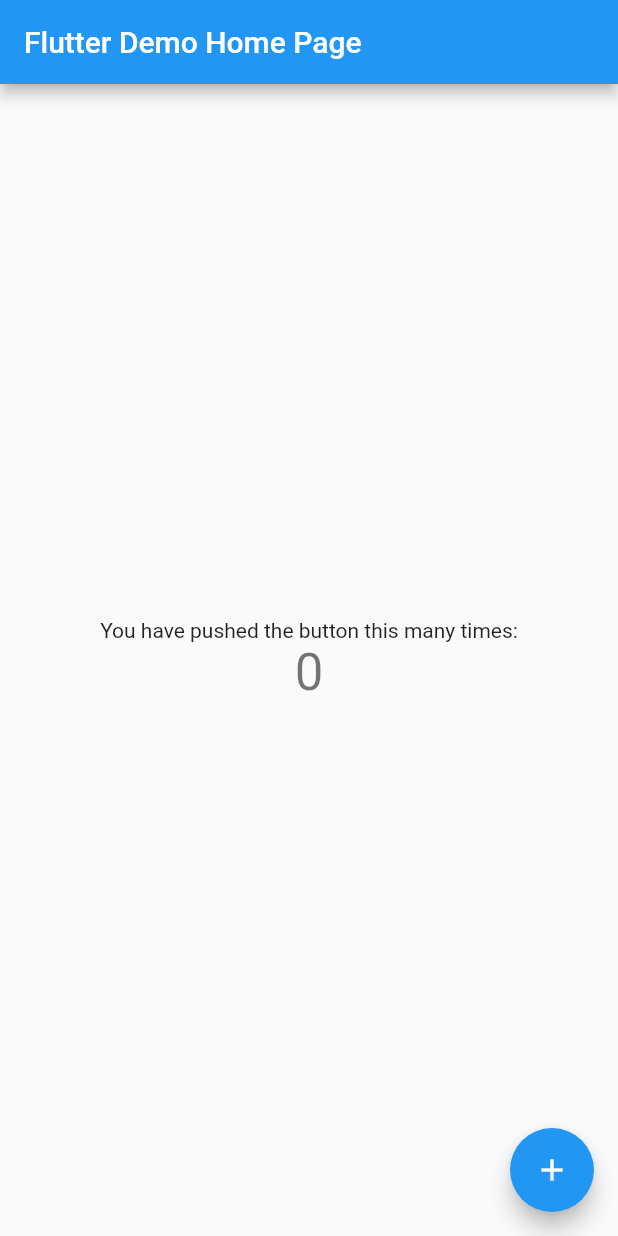
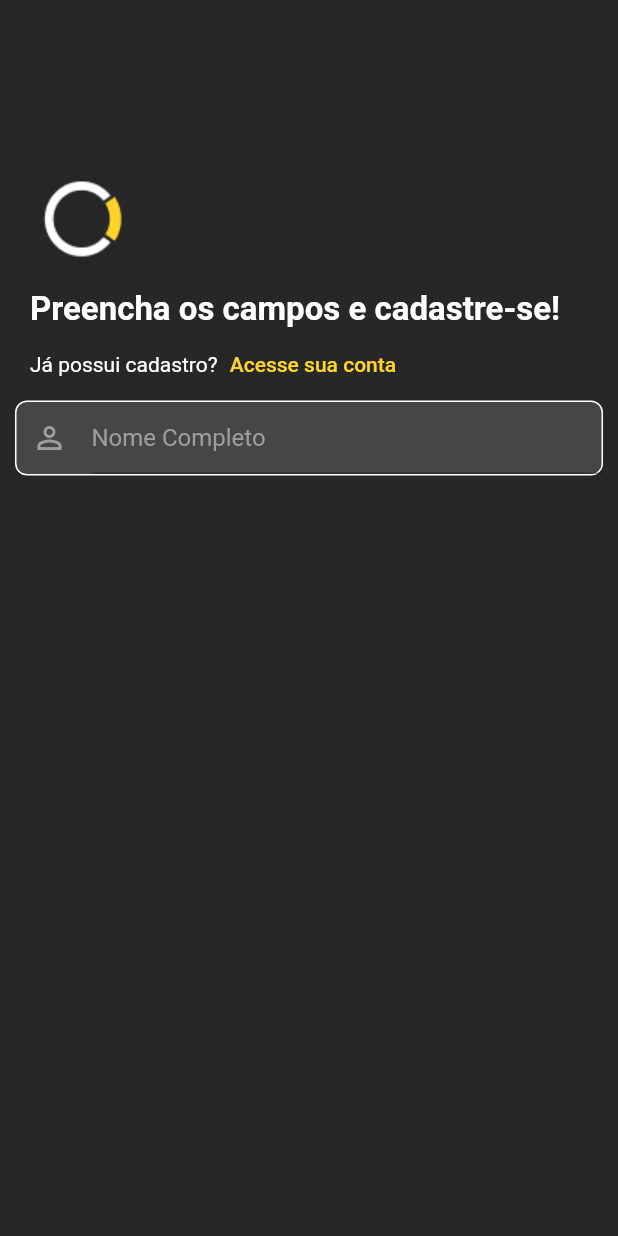
Before and after one commit to ManuelaGripp/estudosFlutter, a Flutter app: the screen it shows after launch, on a phone screen of 412 x 824 dp. Run offline on Flutter 3.47's test engine with Material 2 defaults, Android fonts, the phone set to English and light mode, and no system bars.

Commit message:
pagina login

```diff
--- a/flutter_application_1/lib/main.dart
+++ b/flutter_application_1/lib/main.dart
@@ -1,115 +1,8 @@
 import 'package:flutter/material.dart';
+import 'package:flutter_application_1/view/login.dart';
 
 void main() {
-  runApp(const MyApp());
+  runApp(const MaterialApp(
+    home: LoginScreen(),
+  ));
 }
-
-class MyApp extends StatelessWidget {
-  const MyApp({super.key});
-
-  // This widget is the root of your application.
-  @override
-  Widget build(BuildContext context) {
-    return MaterialApp(
-      title: 'Flutter Demo',
-      theme: ThemeData(
-        // This is the theme of your application.
-        //
-        // Try running your application with "flutter run". You'll see the
-        // application has a blue toolbar. Then, without quitting the app, try
-        // changing the primarySwatch below to Colors.green and then invoke
-        // "hot reload" (press "r" in the console where you ran "flutter run",
-        // or simply save your changes to "hot reload" in a Flutter IDE).
-        // Notice that the counter didn't reset back to zero; the application
-        // is not restarted.
-        primarySwatch: Colors.blue,
-      ),
-      home: const MyHomePage(title: 'Flutter Demo Home Page'),
-    );
-  }
-}
-
-class MyHomePage extends StatefulWidget {
-  const MyHomePage({super.key, required this.title});
-
-  // This widget is the home page of your application. It is stateful, meaning
-  // that it has a State object (defined below) that contains fields that affect
-  // how it looks.
-
-  // This class is the configuration for the state. It holds the values (in this
-  // case the title) provided by the parent (in this case the App widget) and
-  // used by the build method of the State. Fields in a Widget subclass are
-  // always marked "final".
-
-  final String title;
-
-  @override
-  State<MyHomePage> createState() => _MyHomePageState();
-}
-
-class _MyHomePageState extends State<MyHomePage> {
-  int _counter = 0;
-
-  void _incrementCounter() {
-    setState(() {
-      // This call to setState tells the Flutter framework that something has
-      // changed in this State, which causes it to rerun the build method below
-      // so that the display can reflect the updated values. If we changed
-      // _counter without calling setState(), then the build method would not be
-      // called again, and so nothing would appear to happen.
-      _counter++;
-    });
-  }
-
-  @override
-  Widget build(BuildContext context) {
-    // This method is rerun every time setState is called, for instance as done
-    // by the _incrementCounter method above.
-    //
-    // The Flutter framework has been optimized to make rerunning build methods
-    // fast, so that you can just rebuild anything that needs updating rather
-    // than having to individually change instances of widgets.
-    return Scaffold(
-      appBar: AppBar(
-        // Here we take the value from the MyHomePage object that was created by
-        // the App.build method, and use it to set our appbar title.
-        title: Text(widget.title),
-      ),
-      body: Center(
-        // Center is a layout widget. It takes a single child and positions it
-        // in the middle of the parent.
-        child: Column(
-          // Column is also a layout widget. It takes a list of children and
-          // arranges them vertically. By default, it sizes itself to fit its
-          // children horizontally, and tries to be as tall as its parent.
-          //
-          // Invoke "debug painting" (press "p" in the console, choose the
-          // "Toggle Debug Paint" action from the Flutter Inspector in Android
-          // Studio, or the "Toggle Debug Paint" command in Visual Studio Code)
-          // to see the wireframe for each widget.
-          //
-          // Column has various properties to control how it sizes itself and
-          // how it positions its children. Here we use mainAxisAlignment to
-          // center the children vertically; the main axis here is the vertical
-          // axis because Columns are vertical (the cross axis would be
-          // horizontal).
-          mainAxisAlignment: MainAxisAlignment.center,
-          children: <Widget>[
-            const Text(
-              'You have pushed the button this many times:',
-            ),
-            Text(
-              '$_counter',
-              style: Theme.of(context).textTheme.headline4,
-            ),
-          ],
-        ),
-      ),
-      floatingActionButton: FloatingActionButton(
-        onPressed: _incrementCounter,
-        tooltip: 'Increment',
-        child: const Icon(Icons.add),
-      ), // This trailing comma makes auto-formatting nicer for build methods.
-    );
-  }
-}
--- /dev/null
+++ b/flutter_application_1/lib/view/login.dart
@@ -0,0 +1,83 @@
+import 'package:flutter/cupertino.dart';
+import 'package:flutter/material.dart';
+import 'package:flutter/src/widgets/container.dart';
+import 'package:flutter/src/widgets/framework.dart';
+
+class LoginScreen extends StatelessWidget {
+  const LoginScreen({super.key});
+
+  @override
+  Widget build(BuildContext context) {
+    return Scaffold(
+      backgroundColor: const Color.fromRGBO(39, 39, 39, 1),
+      body: Column(
+        children: const [TitleWidget(), FormWidget()],
+      ),
+    );
+  }
+}
+
+class TitleWidget extends StatelessWidget {
+  const TitleWidget({super.key});
+
+  @override
+  Widget build(BuildContext context) {
+    return Padding(
+        padding: const EdgeInsets.only(top: 110, left: 20),
+        child: Column(crossAxisAlignment: CrossAxisAlignment.start, children: [
+          Image.asset('assets/overchainIcon.png'),
+          const Padding(
+            padding: EdgeInsets.only(top: 15),
+            child: Text(
+              "Preencha os campos e cadastre-se! ",
+              style: TextStyle(
+                  color: Colors.white,
+                  fontWeight: FontWeight.bold,
+                  fontSize: 22),
+            ),
+          ),
+          Row(
+            children: [
+              const Text("Já possui cadastro?",
+                  style: TextStyle(color: Colors.white)),
+              TextButton(
+                  onPressed: () => null,
+                  child: const Text("Acesse sua conta",
+                      style: TextStyle(
+                        color: Color.fromRGBO(255, 211, 44, 1),
+                      ))),
+            ],
+          ),
+        ]));
+  }
+}
+
+class FormWidget extends StatelessWidget {
+  const FormWidget({super.key});
+
+  @override
+  Widget build(BuildContext context) {
+    return Padding(
+      padding: const EdgeInsets.symmetric(horizontal: 10),
+      child: Column(
+        children: [
+          Container(
+            decoration: BoxDecoration(
+                border: Border.all(color: Colors.white),
+                borderRadius: BorderRadius.circular(8),
+                color: const Color.fromRGBO(70, 70, 70, 1)),
+            child: const TextField(
+                decoration: InputDecoration(
+              icon: Padding(
+                padding: EdgeInsets.only(left: 10),
+                child: Icon(Icons.person_outline, color: Colors.grey),
+              ),
+              hintText: "Nome Completo",
+              hintStyle: TextStyle(color: Colors.grey),
+            )),
+          ),
+        ],
+      ),
+    );
+  }
+}
```
Also changed, not shown: flutter_application_1/pubspec.yaml (+5 -47 lines), flutter_application_1/assets/overchainIcon.png (added).
